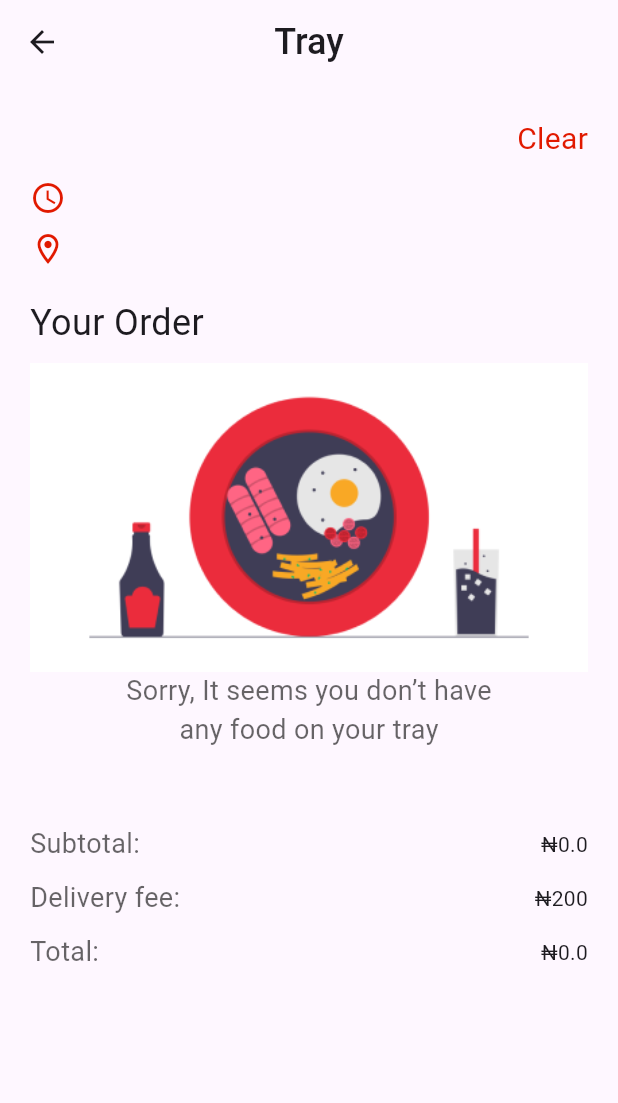
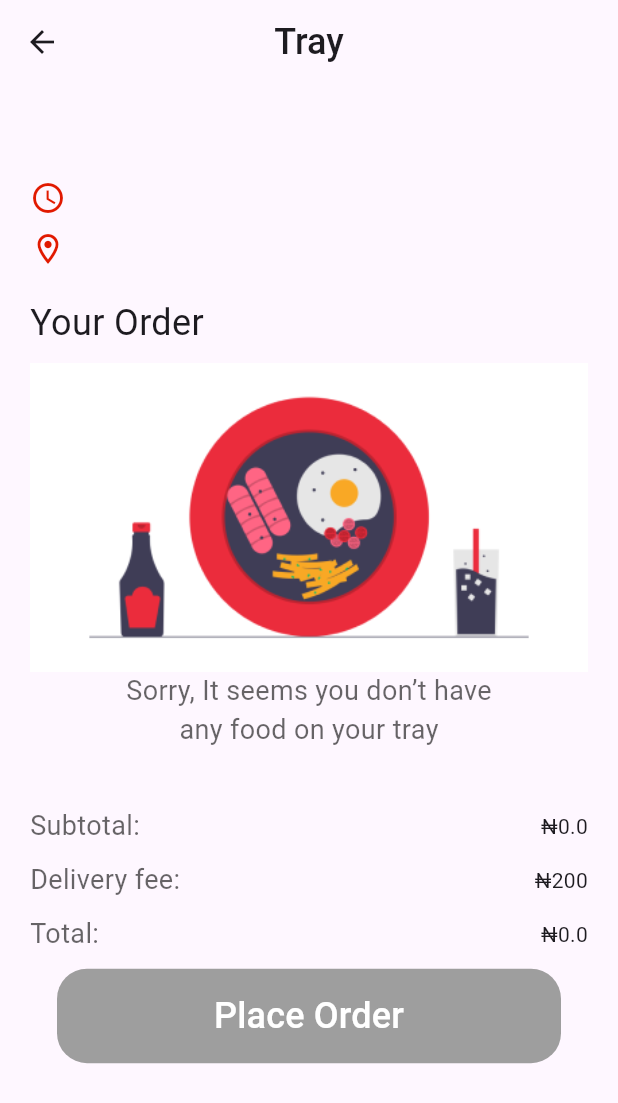
Before and after one commit to ephraimphrase/Lunch_up-mobile, a Flutter app: the TrayView screen opened directly, on a phone screen of 412 x 824 dp. Shown: the top 1103 px of the screen. Run offline on Flutter 3.47's test engine with Material 2 defaults, Android fonts, the phone set to English and light mode, and no system bars; our stand-ins replace get; missing offline and left inert: flutter_session_jwt; network calls fail.

Commit message:
completed order functionality, added order and orderdetail model

```diff
--- a/lib/components/assets/app_assets.dart
+++ b/lib/components/assets/app_assets.dart
@@ -3,4 +3,6 @@ class AppAsset {
   static const String logo = 'assets/images/logo.png';
   static const String calories = 'assets/images/calories.png';
   static const String emptyTray = 'assets/images/empty.png';
+  static const String successIcon = 'assets/images/success.gif';
+  static const String errorIcon = 'assets/images/error.gif';
 }
--- a/lib/controllers/meal_controller.dart
+++ b/lib/controllers/meal_controller.dart
@@ -14,9 +14,6 @@ class MealController extends GetxController {
   void getMeals(station) async{
     var baseUrl = 'http://10.0.2.2:8000/';
 
-    try {
-      userController.refreshAccessToken();
-    } finally {
     final response = await http.get(
       Uri.parse('${baseUrl}api/$station/meals/'),
       headers: {
@@ -32,6 +29,4 @@ class MealController extends GetxController {
       update();
     }
   }
-
 }
-}
--- a/lib/controllers/tray_controller.dart
+++ b/lib/controllers/tray_controller.dart
@@ -1,7 +1,7 @@
-import 'dart:convert';
-
 import 'package:get/get.dart';
 import 'package:lunch_up/controllers/user_controller.dart';
+import 'package:lunch_up/models/order_detail_model.dart';
+import 'package:lunch_up/models/station_model.dart';
 import 'package:lunch_up/models/tray_item_model.dart';
 import 'package:http/http.dart' as http;
 
@@ -11,13 +11,38 @@ class TrayController extends GetxController {
   var baseUrl = 'http://10.0.2.2:8000/';
   final userController = Get.put(UserController());
   var message = ''.obs;
+  var order = OrderDetail(
+      id: 0,
+      number: '',
+      created: DateTime(2023),
+      station: Station(
+          id: 0,
+          name: '',
+          location: '',
+          coverArt: '',
+          delivery: '',
+          opening: '',
+          closing: ''),
+      owner: Owner(
+          id: 0,
+          password: '',
+          lastLogin: '',
+          isSuperuser: false,
+          username: '',
+          firstName: '',
+          lastName: '',
+          email: '',
+          isStaff: false,
+          isActive: false,
+          dateJoined: DateTime(2023),
+          groups: [],
+          userPermissions: []),
+      trayItem: []).obs;
 
   double get subTotal => trayItems.fold(0, (sum, item) => sum + int.parse(item.meal.amount)*item.quantity);
-  double get total => trayItems.fold(0, (previousValue, element) => previousValue + int.parse(element.meal.amount)*element.quantity + 100);
+  double get total => trayItems.fold(0, (previousValue, element) => (previousValue + int.parse(element.meal.amount)*element.quantity) + 200);
 
   void getTrayItems(username) async {
-
-    userController.refreshAccessToken();
 
     final response = await http.get(
       Uri.parse('${baseUrl}api/trayItem/$username/'),
@@ -36,8 +61,6 @@ class TrayController extends GetxController {
 
   void addToTray(meal) async {
 
-    userController.refreshAccessToken();
-
     final response = await http.post(
       Uri.parse("${baseUrl}api/trayItem/$meal/"),
       headers: {
@@ -54,7 +77,6 @@ class TrayController extends GetxController {
   }
 
   void deleteTrayItem(trayItem) async {
-    userController.refreshAccessToken();
 
     final response = await http.delete(
       Uri.parse('${baseUrl}api/trayItem/$trayItem/'),
@@ -71,7 +93,6 @@ class TrayController extends GetxController {
   }
 
   void subtractTrayItem(trayItem) async {
-    userController.refreshAccessToken();
 
     final response = await http.post(
       Uri.parse('${baseUrl}api/trayItem/$trayItem/subtract/'),
@@ -88,7 +109,6 @@ class TrayController extends GetxController {
   }
 
   void clearTray(tray) async {
-    userController.refreshAccessToken();
 
     final response = await http.delete(
       Uri.parse('${baseUrl}api/trayItem/$tray/subtract/'),
@@ -99,7 +119,26 @@ class TrayController extends GetxController {
     );
 
     if (response.statusCode==200) {
-      trayItems.value = trayItemFromJson(response.body);
+      trayItems.clear();
+      update();
+    }
+  }
+
+  void placeOrder(tray) async {
+
+    final response = await http.post(
+      Uri.parse('${baseUrl}api/orders/$tray/'),
+      headers: {
+        'content-type': 'application/json',
+        'Authorization': 'Bearer ${userController.accessToken.value}'
+      },
+    );
+
+    if (response.statusCode == 200) {
+      clearTray(userController.user.value.username);
+      trayItems.clear();
+      order.value = orderDetailFromJson(response.body);
+      update();
     }
   }
 }
--- /dev/null
+++ b/lib/models/order_detail_model.dart
@@ -0,0 +1,48 @@
+// To parse this JSON data, do
+//
+//     final orderDetail = orderDetailFromJson(jsonString);
+
+import 'dart:convert';
+
+import 'package:lunch_up/models/station_model.dart';
+import 'package:lunch_up/models/tray_item_model.dart';
+
+OrderDetail orderDetailFromJson(String str) => OrderDetail.fromJson(json.decode(str));
+
+String orderDetailToJson(OrderDetail data) => json.encode(data.toJson());
+
+class OrderDetail {
+    int id;
+    String number;
+    DateTime created;
+    Station station;
+    Owner owner;
+    List<dynamic> trayItem;
+
+    OrderDetail({
+        required this.id,
+        required this.number,
+        required this.created,
+        required this.station,
+        required this.owner,
+        required this.trayItem,
+    });
+
+    factory OrderDetail.fromJson(Map<String, dynamic> json) => OrderDetail(
+        id: json["id"],
+        number: json["number"],
+        created: DateTime.parse(json["created"]),
+        station: Station.fromJson(json["station"]),
+        owner: Owner.fromJson(json["owner"]),
+        trayItem: List<dynamic>.from(json["tray_item"].map((x) => x)),
+    );
+
+    Map<String, dynamic> toJson() => {
+        "id": id,
+        "number": number,
+        "created": created.toIso8601String(),
+        "station": station.toJson(),
+        "owner": owner.toJson(),
+        "tray_item": List<dynamic>.from(trayItem.map((x) => x)),
+    };
+}
--- /dev/null
+++ b/lib/models/order_model.dart
@@ -0,0 +1,48 @@
+// To parse this JSON data, do
+//
+//     final order = orderFromJson(jsonString);
+
+import 'dart:convert';
+
+import 'package:lunch_up/models/station_model.dart';
+import 'package:lunch_up/models/tray_item_model.dart';
+
+List<Order> orderFromJson(String str) => List<Order>.from(json.decode(str).map((x) => Order.fromJson(x)));
+
+String orderToJson(List<Order> data) => json.encode(List<dynamic>.from(data.map((x) => x.toJson())));
+
+class Order {
+    int id;
+    String number;
+    DateTime created;
+    Station station;
+    Owner owner;
+    List<dynamic> trayItem;
+
+    Order({
+        required this.id,
+        required this.number,
+        required this.created,
+        required this.station,
+        required this.owner,
+        required this.trayItem,
+    });
+
+    factory Order.fromJson(Map<String, dynamic> json) => Order(
+        id: json["id"],
+        number: json["number"],
+        created: DateTime.parse(json["created"]),
+        station: Station.fromJson(json["station"]),
+        owner: Owner.fromJson(json["owner"]),
+        trayItem: List<dynamic>.from(json["tray_item"].map((x) => x)),
+    );
+
+    Map<String, dynamic> toJson() => {
+        "id": id,
+        "number": number,
+        "created": created.toIso8601String(),
+        "station": station.toJson(),
+        "owner": owner.toJson(),
+        "tray_item": List<dynamic>.from(trayItem.map((x) => x)),
+    };
+}
--- a/lib/views/tray_view.dart
+++ b/lib/views/tray_view.dart
@@ -1,11 +1,16 @@
+import 'dart:async';
+
 import 'package:flutter/material.dart';
+import 'package:flutter/scheduler.dart';
 import 'package:get/get.dart';
 import 'package:lunch_up/components/assets/app_assets.dart';
 import 'package:lunch_up/components/assets/app_colors.dart';
+import 'package:lunch_up/components/widgets/app_button.dart';
 import 'package:lunch_up/components/widgets/app_text.dart';
 import 'package:lunch_up/controllers/meal_controller.dart';
 import 'package:lunch_up/controllers/tray_controller.dart';
 import 'package:lunch_up/controllers/user_controller.dart';
+import 'package:lunch_up/views/order_success_view.dart';
 
 class TrayView extends StatelessWidget {
   TrayView({super.key});
@@ -16,6 +21,11 @@ class TrayView extends StatelessWidget {
 
   @override
   Widget build(BuildContext context) {
+    SchedulerBinding.instance.addPostFrameCallback((timeStamp) {
+      Timer.periodic(const Duration(minutes: 5), (timer) {
+        userController.refreshAccessToken();
+      });
+    },);
     return Scaffold(
       appBar: AppBar(
         title: const AppText("Tray", size: 24, fontWeight: FontWeight.w500,),
@@ -32,10 +42,12 @@ class TrayView extends StatelessWidget {
                   mainAxisAlignment: MainAxisAlignment.spaceBetween,
                   children: [
                     AppText(mealController.choice.name, size: 24, fontWeight: FontWeight.w400,),
-                    GestureDetector(
-                      onTap: () {},
+                    (trayController.trayItems.isNotEmpty) ? GestureDetector(
+                      onTap: () {
+                        trayController.clearTray(userController.user.value.username);
+                      },
                       child: AppText("Clear", size: 20, fontWeight: FontWeight.w400, color: AppColors.primaryColor,),
-                    )
+                    ) : Container()
                   ],
                 ),
                 const SizedBox(height: 10,),
@@ -157,7 +169,7 @@ class TrayView extends StatelessWidget {
                 const Image(image: AssetImage(AppAsset.emptyTray)),
                 AppText("Sorry, It seems you don’t have", size: 18, fontWeight: FontWeight.w400, color: AppColors.secondaryText,),
                 AppText("any food on your tray", size: 18, fontWeight: FontWeight.w400, color: AppColors.secondaryText,),
-                const SizedBox(height: 50,)
+                const SizedBox(height: 38,)
               ],
             ),
             Row(
@@ -183,6 +195,36 @@ class TrayView extends StatelessWidget {
                 AppText('₦${trayController.total}', size: 14, fontWeight: FontWeight.w400,)
               ],
             ),
+            const SizedBox(height: 10,),
+            (trayController.trayItems.isNotEmpty) ? Align(
+              alignment: Alignment.center,
+              child: Material(
+                color: AppColors.primaryColor,
+                borderRadius: BorderRadius.circular(20),
+                child: SizedBox(
+                  height: 63,
+                  width: 336,
+                  child: AppButton(
+                    child: const AppText("Place Order", size: 24, fontWeight: FontWeight.w500, color: Colors.white,),
+                    onPressed: (){
+                      trayController.placeOrder(mealController.choice.id);
+                      Get.to(OrderSuccessView());
+                    }
+                  ),
+                ),
+              ),
+            ) : Align(
+              alignment: Alignment.center,
+              child: Material(
+                color: Colors.grey,
+                borderRadius: BorderRadius.circular(20),
+                child: const SizedBox(
+                  height: 63,
+                  width: 336,
+                  child: AppButton(child: AppText("Place Order", size: 24, fontWeight: FontWeight.w500, color: Colors.white,),),
+                ),
+              ),
+            )
           ],
         ),
       ),
```
Also changed, not shown: lib/controllers/success_controller.dart (added, +11 -0 lines), lib/views/meal_view.dart (+8 -0 lines), lib/views/order_details_view.dart (added, +10 -0 lines), lib/views/order_success_view.dart (added, +34 -0 lines), lib/views/stations_view.dart (+10 -0 lines), assets/images/error.gif (added), assets/images/success.gif (added). Lines whose indentation alone changed are shown as unchanged.
